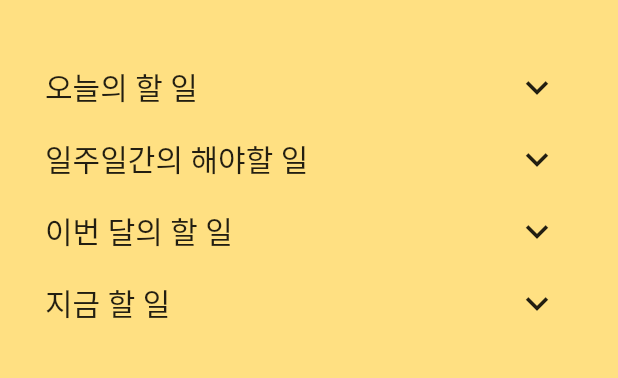
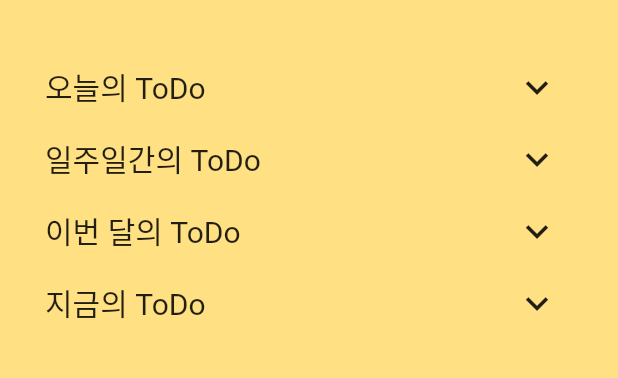
Before and after one commit to TEAM-ALOM/flutterToyProject_wooju, a Flutter app: the screen it shows after launch, on a phone screen of 412 x 824 dp, the part 63-441 px from its top. Run offline on Flutter 3.47's test engine with Material 2 defaults, Android fonts, the phone set to English and light mode, and no system bars.

Commit message:
minor design modification

```diff
--- a/lib/screens/add_screen.dart
+++ b/lib/screens/add_screen.dart
@@ -12,7 +12,7 @@ class AddScreen extends StatelessWidget {
         backgroundColor: Colors.amber[200],
         foregroundColor: Colors.black,
         title: Text(
-          '오늘의 할일이 무엇인가요?',
+          'Add ToDo',
         ),
         actions: [
           IconButton(
--- a/lib/screens/home_screen.dart
+++ b/lib/screens/home_screen.dart
@@ -45,16 +45,16 @@ class HomeScreen extends StatelessWidget {
         child: Column(
           children: [
             ToDoList(
-              title: '오늘의 할 일',
+              title: '오늘의 ToDo',
             ),
             ToDoList(
-              title: '일주일간의 해야할 일',
+              title: '일주일간의 ToDo',
             ),
             ToDoList(
-              title: '이번 달의 할 일',
+              title: '이번 달의 ToDo',
             ),
             ToDoList(
-              title: '지금 할 일',
+              title: '지금의 ToDo',
             ),
           ],
         ),
--- a/lib/widgets/todolist_widget.dart
+++ b/lib/widgets/todolist_widget.dart
@@ -25,10 +25,10 @@ class _ToDoListState extends State<ToDoList> {
     return Column(
       children: [
         if (widget.isOpen)
-          Container(
-            height: 1.0,
-            width: 500.0,
+          Divider(
+            height: 10.0,
             color: Colors.black,
+            thickness: 0.5,
           ),
         Row(
           mainAxisAlignment: MainAxisAlignment.spaceBetween,
@@ -59,10 +59,10 @@ class _ToDoListState extends State<ToDoList> {
             'todotodotodo',
           ),
         if (widget.isOpen)
-          Container(
-            height: 1.0,
-            width: 500.0,
+          Divider(
+            height: 10.0,
             color: Colors.black,
+            thickness: 0.5,
           ),
       ],
     );
```
